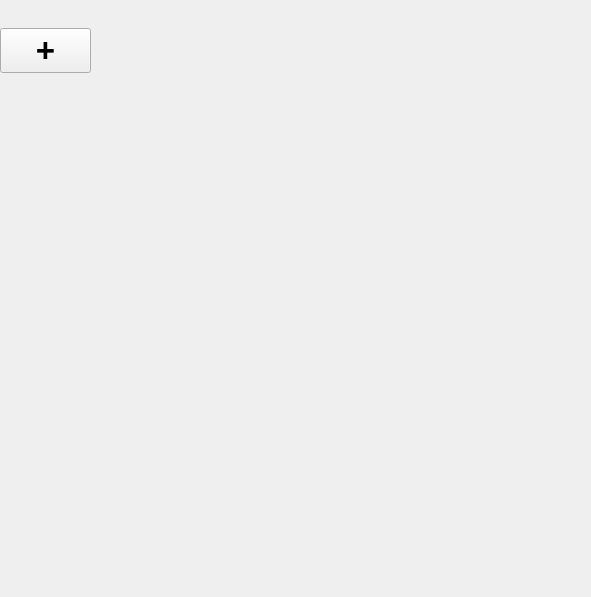
The window that Retail_Software/addproductwindow.ui (AntonZhiganov/Retail_Software) describes before a commit, drawn with Qt 5.
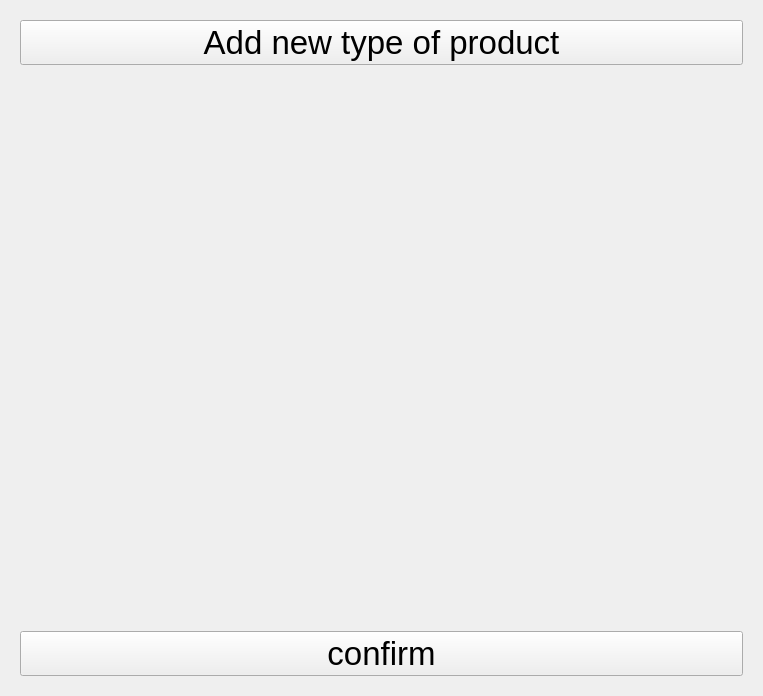
The same window after the commit.

Commit message: When you click on the button (add product), a window opens with one button, if you click on it, 2 input fields and one spinbox will appear. I also added a button to confirm the order, but it does not work yet

```diff
--- a/Retail_Software/addproductwindow.ui
+++ b/Retail_Software/addproductwindow.ui
@@ -6,39 +6,58 @@
    <rect>
     <x>0</x>
     <y>0</y>
-    <width>591</width>
-    <height>597</height>
+    <width>763</width>
+    <height>696</height>
    </rect>
   </property>
   <property name="windowTitle">
    <string>Form</string>
   </property>
-  <widget class="QWidget" name="newProductWidget" native="true">
-   <property name="geometry">
-    <rect>
-     <x>0</x>
-     <y>10</y>
-     <width>91</width>
-     <height>81</height>
-    </rect>
-   </property>
+  <layout class="QVBoxLayout" name="verticalLayout_2">
+   <item>
+    <widget class="QWidget" name="addProductWidget" native="true">
    <layout class="QVBoxLayout" name="verticalLayout">
     <item>
      <widget class="QPushButton" name="addProductButton">
       <property name="font">
        <font>
         <pointsize>25</pointsize>
-        <bold>true</bold>
-        <kerning>true</kerning>
        </font>
       </property>
       <property name="text">
-       <string>+</string>
+         <string>Add new type of product</string>
       </property>
      </widget>
     </item>
-   </layout>
-  </widget>
+      <item>
+       <spacer name="verticalSpacer">
+        <property name="orientation">
+         <enum>Qt::Orientation::Vertical</enum>
+        </property>
+        <property name="sizeHint" stdset="0">
+         <size>
+          <width>20</width>
+          <height>40</height>
+         </size>
+        </property>
+       </spacer>
+      </item>
+      <item>
+       <widget class="QPushButton" name="confirmOrderButton">
+        <property name="font">
+         <font>
+          <pointsize>25</pointsize>
+         </font>
+        </property>
+        <property name="text">
+         <string>confirm</string>
+        </property>
+       </widget>
+      </item>
+     </layout>
+    </widget>
+   </item>
+  </layout>
  </widget>
  <resources/>
  <connections/>
```
Left out of the diff: 2 changed lines with no effect on the pictures. Lines whose indentation alone changed are shown as unchanged. The commit also changes 2 other files.
